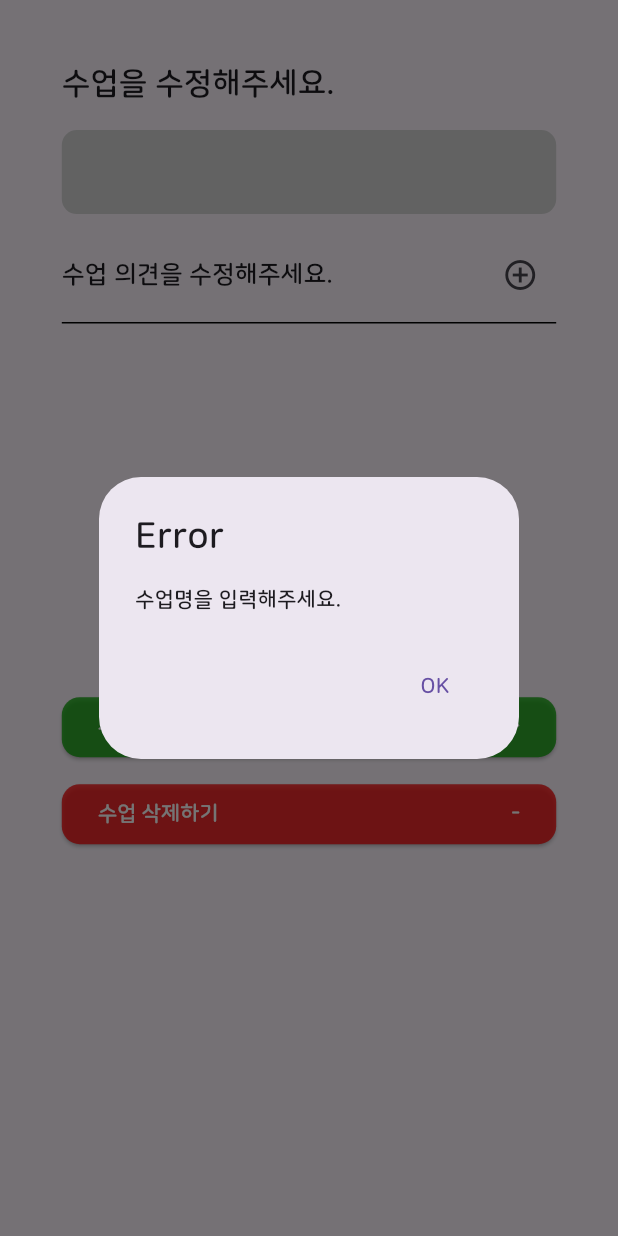
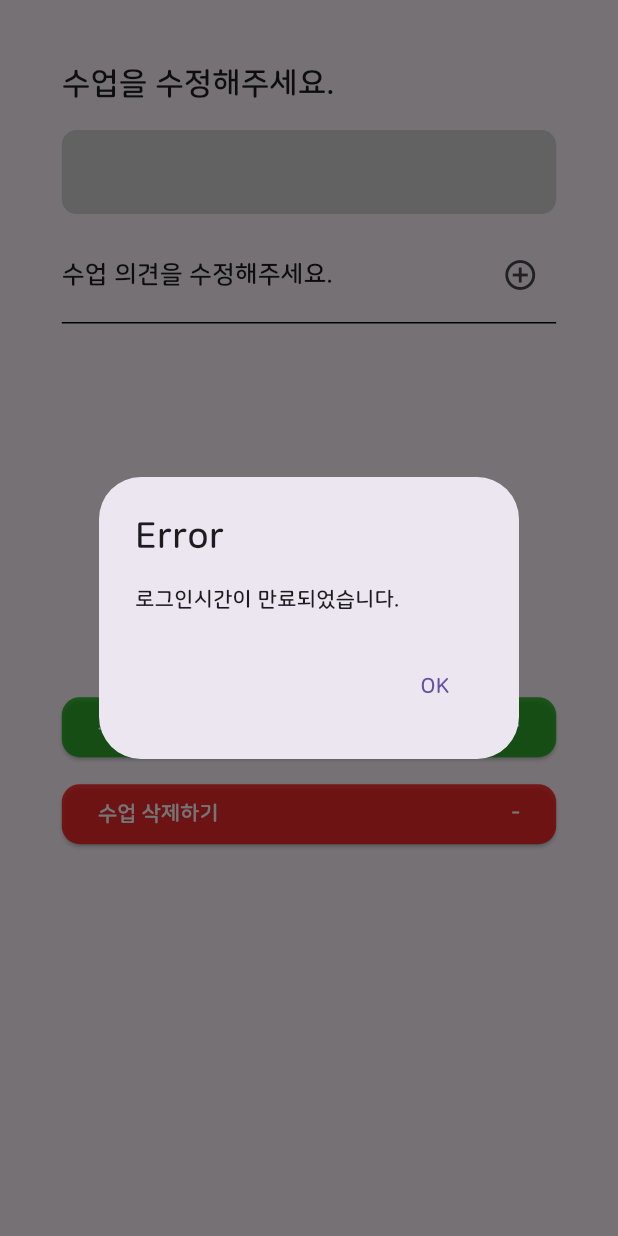
Before and after one commit to ksw1912/Class_Interaction_Application, a Flutter app: the EditClassDialog widget shown alone on an empty page, opened directly with empty values, after a tap on "수업 수정하기", on a phone screen of 412 x 824 dp. Run offline on Flutter 3.47's test engine with Material 3 defaults, Android fonts, the phone set to English and light mode, and no system bars; our stand-ins replace device_preview, email_validator, fl_chart, flutter_secure_storage, qr_flutter; missing offline and left inert: flutter_session_jwt, qr_code_scanner, stomp_dart_client; accounts and stored records are empty.

Commit message:
수업의견수정맵핑

```diff
--- a/lib/classroom/instructor/EditClassDialog.dart
+++ b/lib/classroom/instructor/EditClassDialog.dart
@@ -40,6 +40,8 @@ class _EditClassDialogState extends State<EditClassDialog> {
             TextEditingController(text: widget.classRoomData!.className);
 
         List<Opinion> opinionList = opinionService.opinionList;
+        List<String> opinion =
+            opinionList.map((opinion) => opinion.opinion).toList();
         final mediaQuery = MediaQuery.of(context);
         final screenHeight = mediaQuery.size.height;
         final screenWidth = mediaQuery.size.width;
@@ -188,8 +190,8 @@ class _EditClassDialogState extends State<EditClassDialog> {
                             ),
                           ),
                           onPressed: () async {
-                            await classService.classroomCreate(context,
-                                className, opinionList ?? [], opinionService);
+                            await classService.editOpinions(
+                                context, widget.classRoomData!, opinion);
                             Navigator.pop(context);
                           },
                           child: Row(
--- a/lib/classroom/instructor/classroomService.dart
+++ b/lib/classroom/instructor/classroomService.dart
@@ -205,6 +205,68 @@ class ClassroomService extends ChangeNotifier {
     }
   }
 
+// 수업의견 수정
+  Future<Classroom?> editOpinions(
+    BuildContext context,
+    Classroom classroom,
+    List<String> opinion,
+  ) async {
+    // JWT 토큰을 저장소에서 읽어오기
+    String? jwt = await storage.read(key: 'Authorization');
+
+    if (jwt == null) {
+      //토큰이 존재하지 않을 때 첫페이지로 이동
+      await Dialogs.showErrorDialog(context, '로그인시간이 만료되었습니다.');
+      Navigator.of(context).pushReplacementNamed('/Loginpage');
+      return null;
+    }
+
+    // 헤더에 JWT 토큰 추가
+    var headers = {
+      'Content-Type': 'application/json; charset=UTF-8',
+      'Authorization': '${jwt}',
+    };
+    var body = jsonEncode({
+      'classroom': classroom,
+      'opinion': opinion,
+    });
+
+    try {
+      var response = await http.put(
+        Uri.parse('$apiUrl/classroom/update'),
+        headers: headers,
+        body: body,
+      );
+      print(response.statusCode);
+      if (response.statusCode == 200) {
+        Map<String, dynamic> responseBody = jsonDecode(response.body);
+        print("수정 성공 ");
+
+        List<Opinion> opinions = (responseBody['opinions'] as List)
+            .map((opinionJson) => Opinion.fromJson(opinionJson))
+            .toList();
+
+        var opinionService =
+            Provider.of<OpinionService>(context, listen: false);
+        if (opinions.length > 0) {
+          opinionService.initializeOpinionList();
+        }
+        for (int i = 0; i < opinions.length; i++) {
+          opinionService.addOpinion(opinion: opinions[i]);
+          print(opinions[i].opinion);
+        }
+
+        notifyListeners();
+        return classroom;
+      } else {
+        await Dialogs.showErrorDialog(context, '의견 수정중 오류 발생');
+      }
+    } catch (exception) {
+      print(exception);
+      await Dialogs.showErrorDialog(context, "서버와의 통신 중 오류가 발생했습니다.");
+    }
+  }
+
   //학생 특정수업입장(pin번호 입력으로)
 
   Future<Classroom?> studentEnterClassPin(
```
